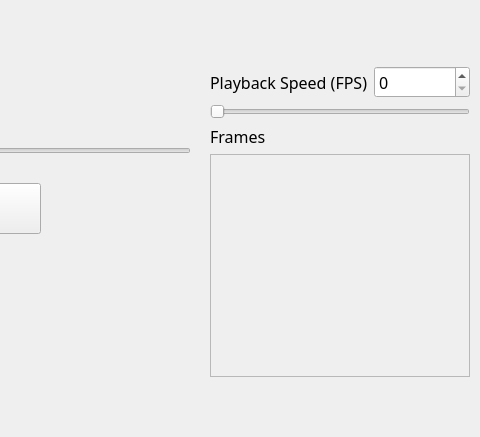
samirsarin04/SpriteEditor, file view.ui: the form before one commit; both pictures show x 720 to 1200 and y 208 to 645 of the 1200 by 800 pixel window.
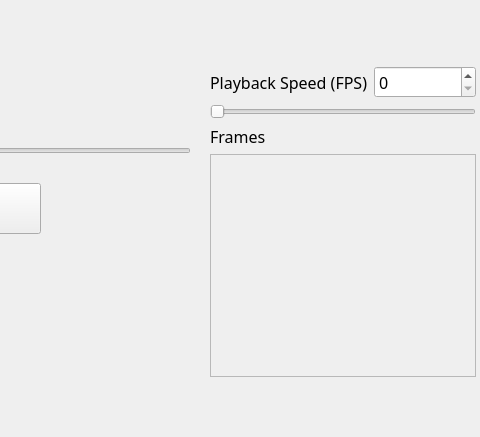
The form after the commit. Custom widgets are drawn as their Qt base class.

Commit message: Added color preview to view

```diff
--- a/view.ui
+++ b/view.ui
@@ -439,7 +439,7 @@
      <rect>
       <x>930</x>
       <y>240</y>
-      <width>260</width>
+      <width>266</width>
       <height>317</height>
      </rect>
     </property>
@@ -498,8 +498,8 @@
            <rect>
             <x>0</x>
             <y>0</y>
-            <width>254</width>
-            <height>197</height>
+            <width>260</width>
+            <height>201</height>
            </rect>
           </property>
          </widget>
```
Left out of the diff: 10 changed lines with no effect on the pictures. The commit also changes 4 other files.
